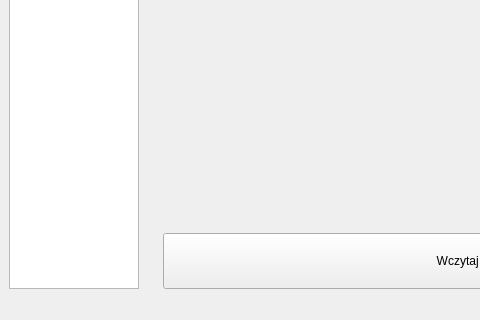
This is MainWindow.ui in vatrasar/wykreslanki as Qt 5 draws it before an edit; both pictures show x 0 to 480 and y 201 to 521 of the 802 by 521 pixel window. The edited form follows.
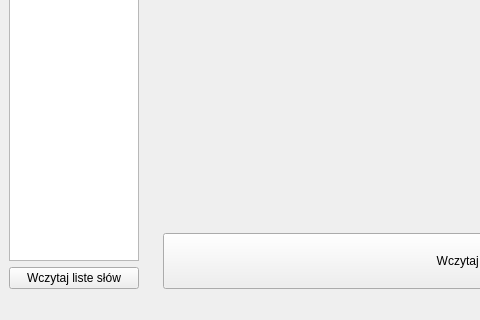
This is the edited form. Icons and pictures are not drawn.

Commit message: add word list works

```diff
--- a/MainWindow.ui
+++ b/MainWindow.ui
@@ -152,6 +152,13 @@
        </property>
       </widget>
      </item>
+     <item>
+      <widget class="QPushButton" name="loadWordsList">
+       <property name="text">
+        <string>Wczytaj liste słów</string>
+       </property>
+      </widget>
+     </item>
     </layout>
    </widget>
   </widget>
```
Left out of the diff: 2 changed lines with no effect on the pictures. The commit also changes 6 other files.
